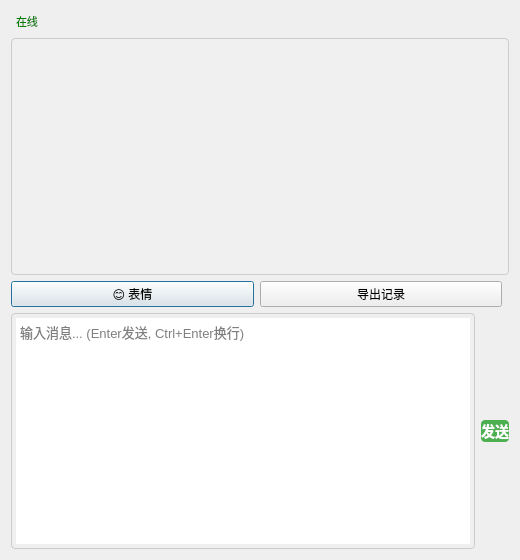
GhostTofu/QTchat, file ChatClient/chatdialog.ui: the form before one commit.
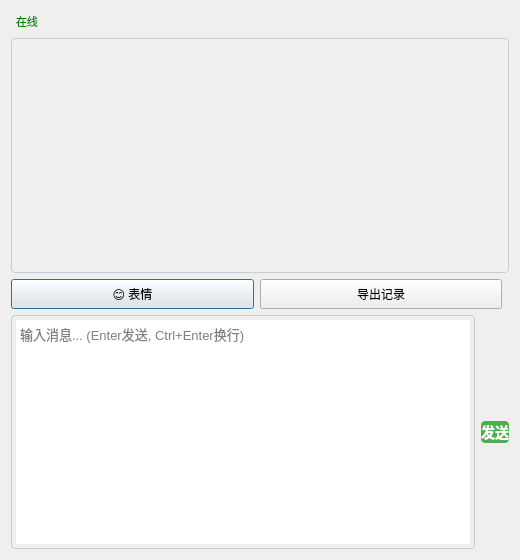
The form after the commit.

Commit message:
fix: 登录框 TCP 竞态条件 + 按钮尺寸调整
- 修复 connectToServer() 异步调用后立即 sendLogin() 导致请求丢失
  改为暂存凭证等待 connected 信号再发送
- 全局 QPushButton padding: 6x16 → 4x10, 避免小按钮文字被裁切
- 表情/导出/密码显隐按钮加宽, 登录/注册按钮加最小宽度
- .gitignore 添加 chat_history_*.txt

Diff of the .ui file:
```diff
--- a/ChatClient/chatdialog.ui
+++ b/ChatClient/chatdialog.ui
@@ -23,8 +23,8 @@
    </item>
    <item>
     <layout class="QHBoxLayout" name="toolRow">
-     <item><widget class="QPushButton" name="emojiBtn"><property name="text"><string>😊 表情</string></property><property name="fixedWidth"><number>80</number></property></widget></item>
-     <item><widget class="QPushButton" name="exportBtn"><property name="text"><string>导出记录</string></property><property name="fixedWidth"><number>80</number></property></widget></item>
+     <item><widget class="QPushButton" name="emojiBtn"><property name="text"><string>😊 表情</string></property><property name="minimumSize"><size><width>90</width><height>30</height></size></property></widget></item>
+     <item><widget class="QPushButton" name="exportBtn"><property name="text"><string>导出记录</string></property><property name="minimumSize"><size><width>90</width><height>30</height></size></property></widget></item>
      <item><spacer name="toolSpacer"><property name="orientation"><enum>Qt::Horizontal</enum></property></spacer></item>
     </layout>
    </item>
```
The commit also changes 6 other files.
